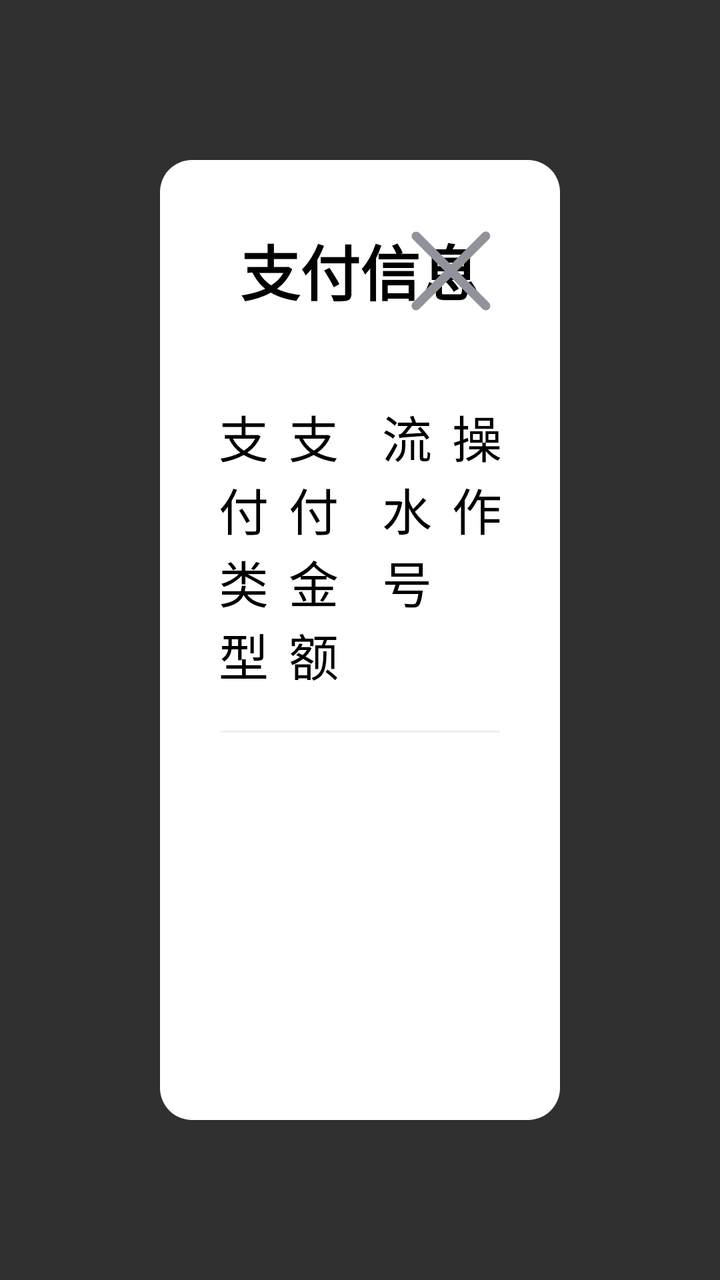
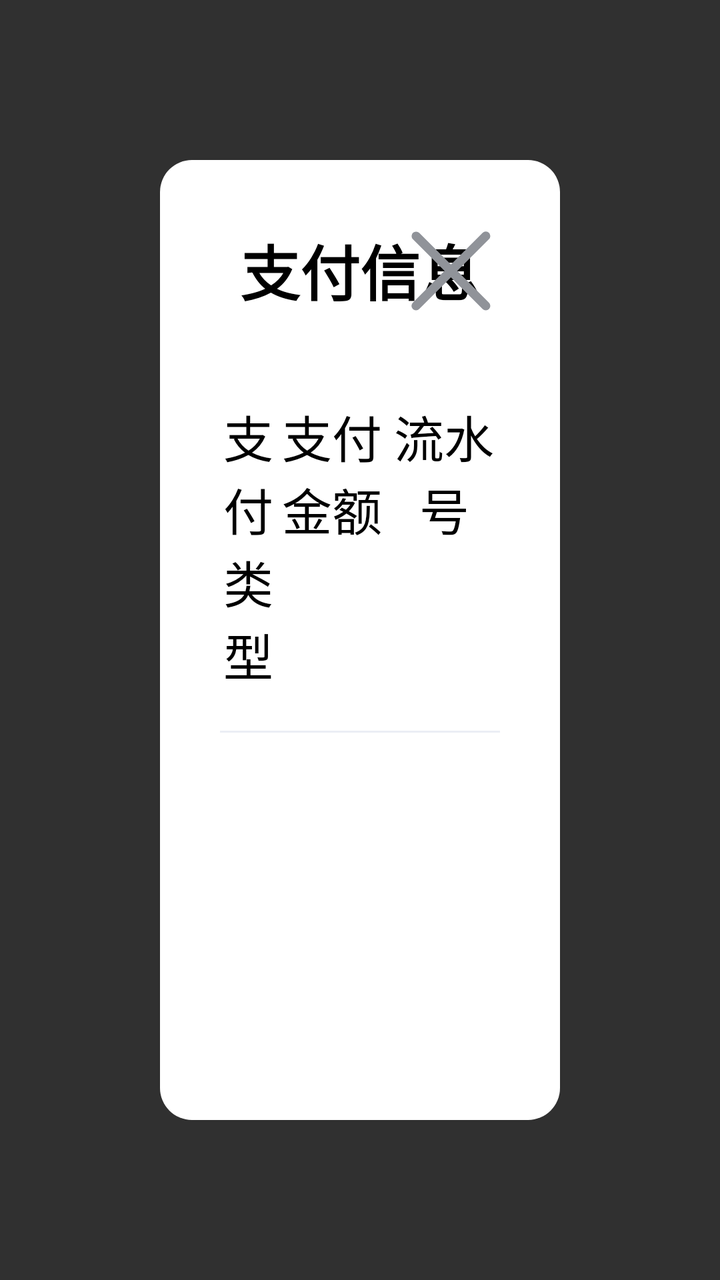

Screens rendered from an Android XML layout before and after an edit, with the pre-edit source and the edit as a unified diff.
<!-- AndroidManifest.xml: application theme Base.Theme.UHMCS -->
<!-- res/layout/popupwindow_payment.xml -->
<?xml version="1.0" encoding="utf-8"?>
<LinearLayout xmlns:android="http://schemas.android.com/apk/res/android"
    android:orientation="vertical"
    android:layout_width="match_parent"
    android:layout_height="match_parent"
    android:padding="80dp"
    android:gravity="center">
    <LinearLayout
        android:padding="30dp"
        android:layout_width="match_parent"
        android:layout_height="match_parent"
        android:orientation="vertical"
        android:background="@drawable/white_bg">
        <RelativeLayout
            android:layout_marginBottom="20dp"
            android:layout_width="match_parent"
            android:layout_height="wrap_content">
            <TextView
                android:id="@+id/hint_tv"
                android:layout_width="wrap_content"
                android:layout_height="wrap_content"
                android:textColor="@color/black"
                android:textSize="30dp"
                android:text="@string/payment_info"
                android:textStyle="bold"
                android:layout_centerInParent="true" />
            <ImageView
                android:id="@+id/guanbi_btn"
                android:layout_centerVertical="true"
                android:layout_width="50dp"
                android:layout_height="50dp"
                android:src="@drawable/guanbi"
                android:layout_alignParentRight="true"/>
        </RelativeLayout>
        <LinearLayout
            android:paddingTop="20dp"
            android:paddingBottom="20dp"
            android:layout_width="match_parent"
            android:layout_height="wrap_content"
            android:orientation="horizontal">
            <TextView
                android:layout_width="0dp"
                android:layout_height="wrap_content"
                android:layout_weight="1"
                android:textSize="25dp"
                android:textColor="@color/black"
                android:text="@string/payment_type"
                android:gravity="center"/>
            <TextView
                android:layout_width="0dp"
                android:layout_height="wrap_content"
                android:layout_weight="2"
                android:textSize="25dp"
                android:textColor="@color/black"
                android:text="@string/payment_amount"
                android:gravity="center"/>
            <TextView
                android:layout_width="0dp"
                android:layout_height="wrap_content"
                android:layout_weight="2"
                android:textSize="25dp"
                android:textColor="@color/black"
                android:text="@string/transaction_id"
                android:gravity="center"/>
            <TextView
                android:layout_width="0dp"
                android:layout_height="wrap_content"
                android:layout_weight="1"
                android:textSize="25dp"
                android:textColor="@color/black"
                android:text="@string/action"
                android:gravity="center"/>

        </LinearLayout>
        <View
            android:layout_width="match_parent"
            android:layout_height="1dp"
            android:background="#ebeef5" />
        <androidx.recyclerview.widget.RecyclerView
            android:id="@+id/payment_rv"
            android:layout_width="match_parent"
            android:layout_height="0dp"
            android:layout_weight="1"
            android:background="@color/white"
            android:fadeScrollbars="false"
            android:gravity="center"
            android:scrollbarFadeDuration="0"
            android:scrollbarThumbVertical="@drawable/scrollbar_vertical_thumb"
            android:scrollbars="vertical"
            android:visibility="visible" />


    </LinearLayout>
</LinearLayout>
<!-- resources referenced by this layout -->
<resources>
  <color name="black">#FF000000</color>
  <color name="white">#FFFFFFFF</color>
  <!-- drawable guanbi (drawable) -->
  <vector xmlns:android="http://schemas.android.com/apk/res/android" android:height="30dp" android:viewportHeight="26" android:viewportWidth="26" android:width="30dp">
        
      <path android:fillAlpha="0" android:fillColor="#fff" android:pathData="M0,0h26v26h-26z" android:strokeAlpha="0"/>
        
      <path android:fillColor="#909399" android:pathData="M11.582,13.235l-8.24,-8.24a1.169,1.169 0,0 1,1.653 -1.653l8.24,8.24 8.24,-8.24a1.169,1.169 0,1 1,1.653 1.653l-8.24,8.24 8.24,8.24a1.169,1.169 0,1 1,-1.653 1.653l-8.24,-8.24 -8.24,8.24a1.169,1.169 0,1 1,-1.653 -1.653Z"/>
      
  </vector>
  <!-- drawable scrollbar_vertical_thumb (drawable) -->
  <?xml version="1.0" encoding="utf-8"?>
  <shape xmlns:android="http://schemas.android.com/apk/res/android">
      <solid android:color="@color/black60" /> 
      <size android:width="10dp" /> 
      <corners android:radius="6dp" /> 
  </shape>
  <!-- drawable white_bg (drawable) -->
  <?xml version="1.0" encoding="UTF-8"?>
  <shape xmlns:android="http://schemas.android.com/apk/res/android"
      android:shape="rectangle" >
  
      
      <solid android:color="@color/white" />
      
  
  
      
  
      
      <corners android:radius="16dp" />
      
  
  
  
  
  
  
  </shape>
  <string name="action">操作</string>
  <string name="payment_amount">支付金额</string>
  <string name="payment_info">支付信息</string>
  <string name="payment_type">支付类型</string>
  <string name="transaction_id">流水号</string>
  <style name="Base.Theme.UHMCS" parent="Theme.AppCompat.NoActionBar">
          
          
          <item name="android:windowFullscreen">true</item>
          <item name="android:windowContentOverlay">@null</item>
          <item name="colorControlActivated">@color/black</item> 
      </style>
  <color name="black60">#60000000</color>
</resources>

<!-- the commit's change to res/layout/popupwindow_payment.xml (unified diff, before → after) -->
@@ -63,6 +63,7 @@
                 android:text="@string/transaction_id"
                 android:gravity="center"/>
             <TextView
+                android:visibility="gone"
                 android:layout_width="0dp"
                 android:layout_height="wrap_content"
                 android:layout_weight="1"
